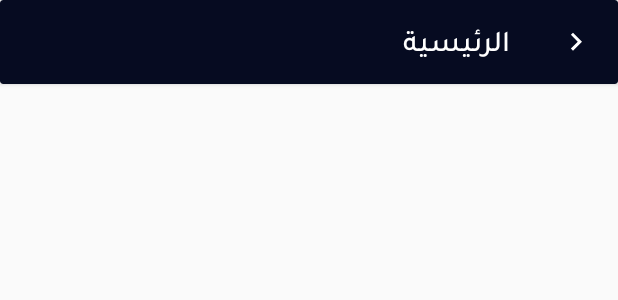
After one commit to altayeb3mer/fitnessGym, an Android app: the layout public_toolbar.xml on its own in the app's theme, with its tools: preview values and no code run, on a phone screen of 412 x 824 dp. The commit adds this screen. Shown: the top 300 px of the screen. Run offline under Robolectric (Android 15) with nearby library versions, the phone set to English and light mode, and no system bars.

Commit message:
26 - 6 - 2020 Altayeb Omer

```diff
--- a/app/build.gradle
+++ b/app/build.gradle
@@ -31,4 +31,5 @@ dependencies {
     testImplementation 'junit:junit:4.12'
     androidTestImplementation 'androidx.test.ext:junit:1.1.1'
     androidTestImplementation 'androidx.test.espresso:espresso-core:3.2.0'
+    implementation 'com.google.android.material:material:1.1.0'
 }
--- a/app/src/main/AndroidManifest.xml
+++ b/app/src/main/AndroidManifest.xml
@@ -9,7 +9,7 @@
         android:roundIcon="@mipmap/ic_launcher_round"
         android:supportsRtl="true"
         android:theme="@style/AppTheme">
-        <activity android:name=".MainActivity">
+        <activity android:name=".Activity.MainActivity">
             <intent-filter>
                 <action android:name="android.intent.action.MAIN" />
 
--- a/app/src/main/java/com/example/fitnessgym/MainActivity.java
+++ b/app/src/main/java/com/example/fitnessgym/Activity/MainActivity.java
@@ -1,8 +1,10 @@
-package com.example.fitnessgym;
+package com.example.fitnessgym.Activity;
 
 import androidx.appcompat.app.AppCompatActivity;
 
 import android.os.Bundle;
+
+import com.example.fitnessgym.R;
 
 public class MainActivity extends AppCompatActivity {
 
--- /dev/null
+++ b/app/src/main/res/drawable/ic_back_toolbar.xml
@@ -0,0 +1,5 @@
+<vector android:height="24dp" android:tint="#FFFFFF"
+    android:viewportHeight="24.0" android:viewportWidth="24.0"
+    android:width="24dp" xmlns:android="http://schemas.android.com/apk/res/android">
+    <path android:fillColor="#FF000000" android:pathData="M8.59,16.34l4.58,-4.59 -4.58,-4.59L10,5.75l6,6 -6,6z"/>
+</vector>
--- a/app/src/main/res/layout/activity_main.xml
+++ b/app/src/main/res/layout/activity_main.xml
@@ -4,7 +4,7 @@
     xmlns:tools="http://schemas.android.com/tools"
     android:layout_width="match_parent"
     android:layout_height="match_parent"
-    tools:context=".MainActivity">
+    tools:context=".Activity.MainActivity">
 
     <TextView
         android:layout_width="wrap_content"
--- /dev/null
+++ b/app/src/main/res/layout/public_toolbar.xml
@@ -0,0 +1,19 @@
+<?xml version="1.0" encoding="utf-8"?>
+<androidx.cardview.widget.CardView xmlns:android="http://schemas.android.com/apk/res/android"
+    android:layout_width="match_parent"
+    android:layout_height="?attr/actionBarSize"
+    xmlns:app="http://schemas.android.com/apk/res-auto"
+    app:cardBackgroundColor="@color/colorPrimary"
+    android:layoutDirection="rtl">
+    <androidx.appcompat.widget.Toolbar
+        app:navigationIcon="@drawable/ic_back_toolbar"
+        app:title="الرئيسية"
+        android:id="@+id/public_toolbar"
+        app:layout_collapseMode="pin"
+        android:layout_width="match_parent"
+        android:layout_height="match_parent"
+        android:background="@android:color/transparent"
+        app:titleTextColor="@android:color/white"
+        app:theme="@style/ThemeOverlay.AppCompat.Dark.ActionBar"
+        app:popupTheme="@style/ThemeOverlay.AppCompat.Light"/>
+</androidx.cardview.widget.CardView>
--- a/app/src/main/res/values/colors.xml
+++ b/app/src/main/res/values/colors.xml
@@ -1,6 +1,12 @@
 <?xml version="1.0" encoding="utf-8"?>
 <resources>
-    <color name="colorPrimary">#6200EE</color>
-    <color name="colorPrimaryDark">#3700B3</color>
-    <color name="colorAccent">#03DAC5</color>
+    <color name="colorPrimary">#060B21</color>
+    <color name="colorPrimaryDark">#05091C</color>
+    <color name="colorAccent">#4DB947</color>
+    <color name="colorBg">#EEEEEE</color>
+
+
+    <color name="txtPrimary">#DE000000</color>
+    <color name="txtSecondary">#99000000</color>
+
 </resources>
```
Also changed, not shown: app/src/main/java/com/example/fitnessgym/Utils/ToolbarClass.java (added, +28 -0 lines), app/src/main/res/values-sw320dp/dimens.xml (+6 -2 lines), app/src/main/res/values-sw360dp/dimens.xml (+6 -2 lines), app/src/main/res/values-sw410dp/dimens.xml (+6 -2 lines), app/src/main/res/values-sw480dp/dimens.xml (+6 -2 lines), app/src/main/res/values-sw600dp/dimens.xml (+6 -2 lines), app/src/main/res/values/dimens.xml (+6 -2 lines).
